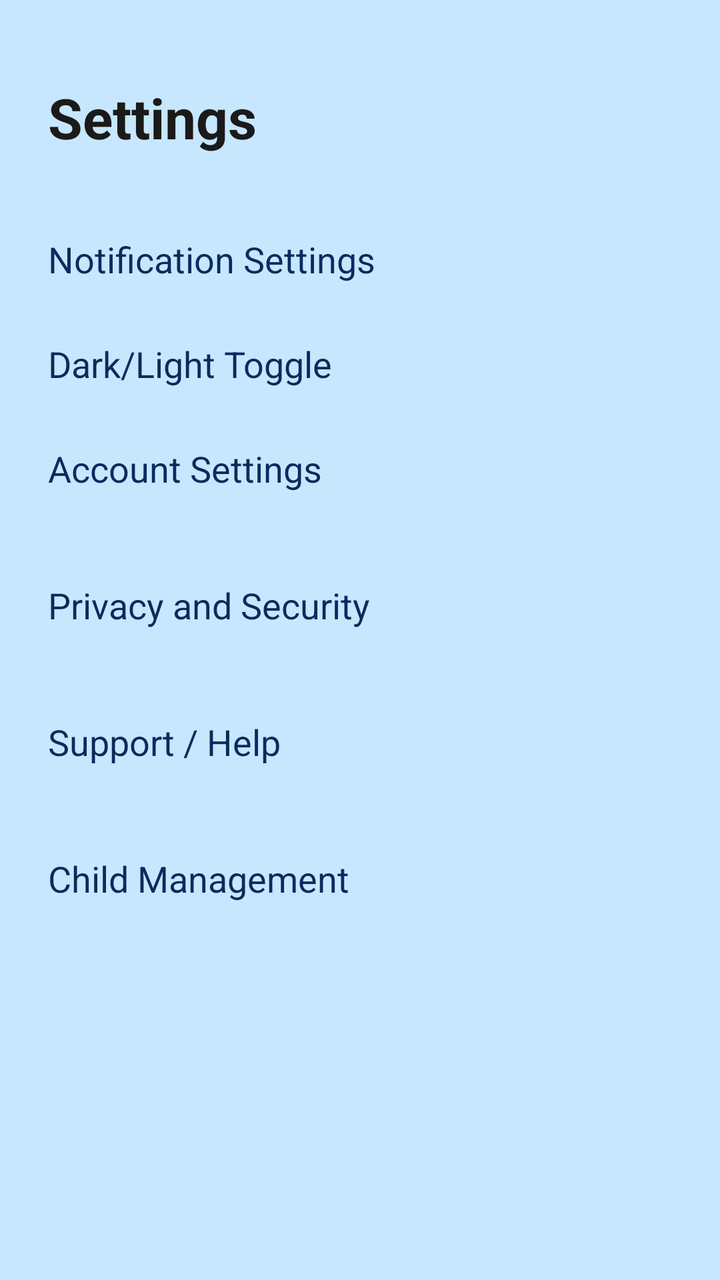
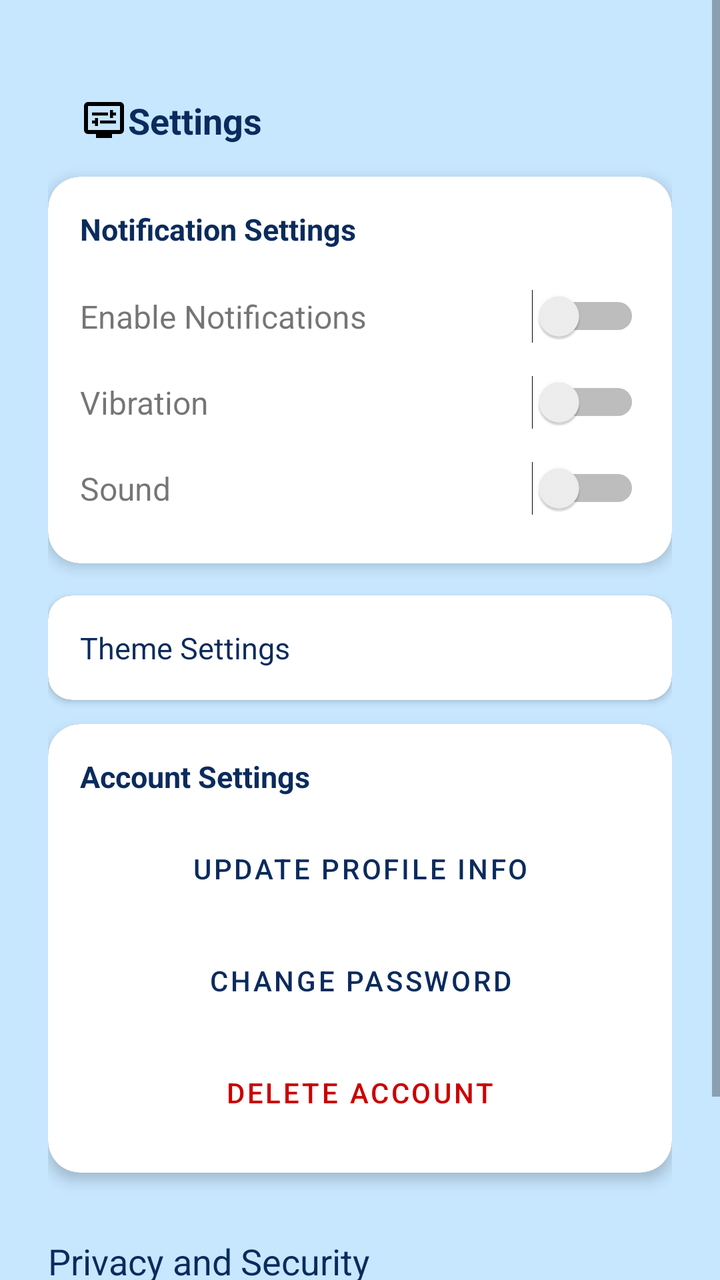

Screens rendered from an Android XML layout before and after an edit, with the pre-edit source and the edit as a unified diff.
<!-- AndroidManifest.xml: application theme Theme.NurtureNest -->
<!-- res/layout/fragment_settings.xml -->
<androidx.constraintlayout.widget.ConstraintLayout
    xmlns:android="http://schemas.android.com/apk/res/android"
    xmlns:app="http://schemas.android.com/apk/res-auto"
    xmlns:tools="http://schemas.android.com/tools"
    android:layout_width="match_parent"
    android:layout_height="match_parent"
    android:background="?attr/colorBackground"
    tools:context=".fragments.SettingsFragment">

    
    <ScrollView
        android:id="@+id/scroll_container"
        android:layout_width="0dp"
        android:layout_height="0dp"
        android:fillViewport="true"
        app:layout_constraintTop_toTopOf="parent"
        app:layout_constraintBottom_toBottomOf="parent"
        app:layout_constraintStart_toStartOf="parent"
        app:layout_constraintEnd_toEndOf="parent">

        <androidx.constraintlayout.widget.ConstraintLayout
            android:id="@+id/main_content"
            android:layout_width="match_parent"
            android:layout_height="wrap_content"
            android:paddingBottom="24dp">

            
            <TextView
                android:id="@+id/tvSettingsTitle"
                android:layout_width="wrap_content"
                android:layout_height="wrap_content"
                android:text="Settings"
                android:textSize="28sp"
                android:textStyle="bold"
                android:textColor="?attr/colorOnBackground"
                android:layout_marginTop="40dp"
                android:layout_marginStart="24dp"
                app:layout_constraintTop_toTopOf="parent"
                app:layout_constraintStart_toStartOf="parent"/>

            
            <TextView
                android:id="@+id/tvNotificationSettings"
                android:layout_width="0dp"
                android:layout_height="wrap_content"
                android:text="Notification Settings"
                android:textSize="18sp"
                android:textColor="?attr/colorPrimary"
                android:clickable="true"
                android:focusable="true"
                android:paddingVertical="16dp"
                android:background="?attr/selectableItemBackground"
                android:layout_marginStart="24dp"
                android:layout_marginEnd="24dp"
                android:layout_marginTop="24dp"
                app:layout_constraintTop_toBottomOf="@id/tvSettingsTitle"
                app:layout_constraintStart_toStartOf="parent"
                app:layout_constraintEnd_toEndOf="parent"/>

            
            <TextView
                android:id="@+id/tvThemeSettings"
                android:layout_width="wrap_content"
                android:layout_height="wrap_content"
                android:text="Dark/Light Toggle"
                android:textSize="18sp"
                android:textColor="?attr/colorPrimary"
                android:layout_marginStart="24dp"
                android:layout_marginTop="12dp"
                app:layout_constraintTop_toBottomOf="@id/tvNotificationSettings"
                app:layout_constraintStart_toStartOf="parent"/>

            
            <TextView
                android:id="@+id/tvAccountSettings"
                android:layout_width="0dp"
                android:layout_height="wrap_content"
                android:text="Account Settings"
                android:textSize="18sp"
                android:textColor="?attr/colorPrimary"
                android:clickable="true"
                android:focusable="true"
                android:paddingVertical="16dp"
                android:background="?attr/selectableItemBackground"
                android:layout_marginStart="24dp"
                android:layout_marginEnd="24dp"
                android:layout_marginTop="12dp"
                app:layout_constraintTop_toBottomOf="@id/tvThemeSettings"
                app:layout_constraintStart_toStartOf="parent"
                app:layout_constraintEnd_toEndOf="parent"/>

            
            <TextView
                android:id="@+id/tvPrivacySecurity"
                android:layout_width="0dp"
                android:layout_height="wrap_content"
                android:text="Privacy and Security"
                android:textSize="18sp"
                android:textColor="?attr/colorPrimary"
                android:clickable="true"
                android:focusable="true"
                android:paddingVertical="16dp"
                android:background="?attr/selectableItemBackground"
                android:layout_marginStart="24dp"
                android:layout_marginEnd="24dp"
                android:layout_marginTop="12dp"
                app:layout_constraintTop_toBottomOf="@id/tvAccountSettings"
                app:layout_constraintStart_toStartOf="parent"
                app:layout_constraintEnd_toEndOf="parent"/>

            
            <TextView
                android:id="@+id/tvSupportHelp"
                android:layout_width="0dp"
                android:layout_height="wrap_content"
                android:text="Support / Help"
                android:textSize="18sp"
                android:textColor="?attr/colorPrimary"
                android:clickable="true"
                android:focusable="true"
                android:paddingVertical="16dp"
                android:background="?attr/selectableItemBackground"
                android:layout_marginStart="24dp"
                android:layout_marginEnd="24dp"
                android:layout_marginTop="12dp"
                app:layout_constraintTop_toBottomOf="@id/tvPrivacySecurity"
                app:layout_constraintStart_toStartOf="parent"
                app:layout_constraintEnd_toEndOf="parent"/>

            
            <TextView
                android:id="@+id/tvChildManagement"
                android:layout_width="0dp"
                android:layout_height="wrap_content"
                android:text="Child Management"
                android:textSize="18sp"
                android:textColor="?attr/colorPrimary"
                android:clickable="true"
                android:focusable="true"
                android:paddingVertical="16dp"
                android:background="?attr/selectableItemBackground"
                android:layout_marginStart="24dp"
                android:layout_marginEnd="24dp"
                android:layout_marginTop="12dp"
                app:layout_constraintTop_toBottomOf="@id/tvSupportHelp"
                app:layout_constraintStart_toStartOf="parent"
                app:layout_constraintEnd_toEndOf="parent"/>

        </androidx.constraintlayout.widget.ConstraintLayout>

    </ScrollView>

</androidx.constraintlayout.widget.ConstraintLayout>
<!-- resources referenced by this layout -->
<resources>
  <style name="Theme.NurtureNest" parent="Theme.MaterialComponents.DayNight.NoActionBar">
          <item name="colorPrimary">#0A2B5D</item>
          <item name="colorOnPrimary">#FFFFFF</item>
          <item name="colorSurface">#000000</item>
          <item name="colorOnSurface">#FFFFFF</item>
          <item name="colorBackground">#C7E7FF</item>
          <item name="colorOnBackground">#1A1A1A</item>
          <item name="android:windowBackground">#C7E7FF</item>
      </style>
</resources>

<!-- the commit's change to res/layout/fragment_settings.xml (unified diff, before → after) -->
@@ -18,81 +18,201 @@
         app:layout_constraintStart_toStartOf="parent"
         app:layout_constraintEnd_toEndOf="parent">
 
-        <androidx.constraintlayout.widget.ConstraintLayout
+        <LinearLayout
             android:id="@+id/main_content"
             android:layout_width="match_parent"
             android:layout_height="wrap_content"
-            android:paddingBottom="24dp">
-
-            
-            <TextView
-                android:id="@+id/tvSettingsTitle"
-                android:layout_width="wrap_content"
-                android:layout_height="wrap_content"
-                android:text="Settings"
-                android:textSize="28sp"
-                android:textStyle="bold"
-                android:textColor="?attr/colorOnBackground"
-                android:layout_marginTop="40dp"
-                android:layout_marginStart="24dp"
-                app:layout_constraintTop_toTopOf="parent"
-                app:layout_constraintStart_toStartOf="parent"/>
-
-            
-            <TextView
-                android:id="@+id/tvNotificationSettings"
-                android:layout_width="0dp"
-                android:layout_height="wrap_content"
-                android:text="Notification Settings"
-                android:textSize="18sp"
-                android:textColor="?attr/colorPrimary"
-                android:clickable="true"
-                android:focusable="true"
-                android:paddingVertical="16dp"
-                android:background="?attr/selectableItemBackground"
-                android:layout_marginStart="24dp"
-                android:layout_marginEnd="24dp"
-                android:layout_marginTop="24dp"
-                app:layout_constraintTop_toBottomOf="@id/tvSettingsTitle"
-                app:layout_constraintStart_toStartOf="parent"
-                app:layout_constraintEnd_toEndOf="parent"/>
+            android:orientation="vertical"
+            android:paddingHorizontal="24dp"
+            android:paddingVertical="32dp">
 
             
             <TextView
                 android:id="@+id/tvThemeSettings"
-                android:layout_width="wrap_content"
-                android:layout_height="wrap_content"
-                android:text="Dark/Light Toggle"
+                android:layout_width="325dp"
+                android:layout_height="wrap_content"
+                android:drawableStart="@drawable/ic_settings"
+                android:padding="16dp"
+                android:text="Settings"
+                android:textColor="?attr/colorPrimary"
                 android:textSize="18sp"
-                android:textColor="?attr/colorPrimary"
-                android:layout_marginStart="24dp"
-                android:layout_marginTop="12dp"
-                app:layout_constraintTop_toBottomOf="@id/tvNotificationSettings"
-                app:layout_constraintStart_toStartOf="parent"/>
-
-            
-            <TextView
-                android:id="@+id/tvAccountSettings"
-                android:layout_width="0dp"
-                android:layout_height="wrap_content"
-                android:text="Account Settings"
-                android:textSize="18sp"
-                android:textColor="?attr/colorPrimary"
+                android:textStyle="bold" />
+
+            
+            <com.google.android.material.card.MaterialCardView
+                android:id="@+id/cardNotificationSettings"
+                android:layout_width="match_parent"
+                android:layout_height="wrap_content"
+                android:layout_marginBottom="16dp"
+                app:cardCornerRadius="16dp"
+                app:cardElevation="4dp">
+
+                <LinearLayout
+                    android:layout_width="match_parent"
+                    android:layout_height="wrap_content"
+                    android:orientation="vertical"
+                    android:background="@color/cardview_light_background"
+                    android:padding="16dp">
+
+                    <TextView
+                        android:layout_width="wrap_content"
+                        android:layout_height="wrap_content"
+                        android:layout_marginBottom="12dp"
+                        android:text="Notification Settings"
+                        android:textColor="?attr/colorPrimary"
+                        android:textSize="15sp"
+                        android:textStyle="bold" />
+
+                    
+                    <LinearLayout
+                        android:layout_width="match_parent"
+                        android:layout_height="wrap_content"
+                        android:orientation="horizontal"
+                        android:gravity="center_vertical"
+                        android:paddingVertical="8dp">
+                        <TextView
+                            android:layout_width="0dp"
+                            android:layout_height="wrap_content"
+                            android:layout_weight="1"
+                            android:text="Enable Notifications"
+                            android:textSize="16sp"/>
+                        <Switch
+                            android:id="@+id/switchNotifications"
+                            android:layout_width="wrap_content"
+                            android:layout_height="wrap_content" />
+                    </LinearLayout>
+
+                    
+                    <LinearLayout
+                        android:layout_width="match_parent"
+                        android:layout_height="wrap_content"
+                        android:orientation="horizontal"
+                        android:gravity="center_vertical"
+                        android:paddingVertical="8dp">
+                        <TextView
+                            android:layout_width="0dp"
+                            android:layout_height="wrap_content"
+                            android:layout_weight="1"
+                            android:text="Vibration"
+                            android:textSize="16sp"/>
+                        <Switch
+                            android:id="@+id/switchVibration"
+                            android:layout_width="wrap_content"
+                            android:layout_height="wrap_content" />
+                    </LinearLayout>
+
+                    
+                    <LinearLayout
+                        android:layout_width="match_parent"
+                        android:layout_height="wrap_content"
+                        android:orientation="horizontal"
+                        android:gravity="center_vertical"
+                        android:paddingVertical="8dp">
+                        <TextView
+                            android:layout_width="0dp"
+                            android:layout_height="wrap_content"
+                            android:layout_weight="1"
+                            android:text="Sound"
+                            android:textSize="16sp"/>
+                        <Switch
+                            android:id="@+id/switchSound"
+                            android:layout_width="wrap_content"
+                            android:layout_height="wrap_content" />
+                    </LinearLayout>
+                </LinearLayout>
+            </com.google.android.material.card.MaterialCardView>
+
+            
+            <com.google.android.material.card.MaterialCardView
+                android:id="@+id/cardThemeSettings"
+                android:layout_width="match_parent"
+                android:layout_height="wrap_content"
+                android:layout_marginBottom="12dp"
+                app:cardElevation="2dp"
+                app:cardCornerRadius="12dp"
                 android:clickable="true"
-                android:focusable="true"
-                android:paddingVertical="16dp"
-                android:background="?attr/selectableItemBackground"
-                android:layout_marginStart="24dp"
-                android:layout_marginEnd="24dp"
-                android:layout_marginTop="12dp"
-                app:layout_constraintTop_toBottomOf="@id/tvThemeSettings"
-                app:layout_constraintStart_toStartOf="parent"
-                app:layout_constraintEnd_toEndOf="parent"/>
+                android:focusable="true">
+
+                <LinearLayout
+                    android:layout_width="match_parent"
+                    android:layout_height="wrap_content"
+                    android:background="@color/cardview_light_background"
+                    android:gravity="center_vertical"
+                    android:orientation="horizontal"
+                    android:padding="16dp">
+
+
+
+                    <TextView
+                        android:id="@+id/tvColourThemeSettings"
+                        android:layout_width="wrap_content"
+                        android:layout_height="wrap_content"
+                        android:text="Theme Settings"
+                        android:textColor="?attr/colorPrimary"
+                        android:textSize="15sp" />
+
+
+
+
+
+                </LinearLayout>
+            </com.google.android.material.card.MaterialCardView>
+
+            
+            <com.google.android.material.card.MaterialCardView
+                android:id="@+id/cardAccountSettings"
+                android:layout_width="match_parent"
+                android:layout_height="wrap_content"
+                android:layout_marginBottom="16dp"
+                app:cardCornerRadius="16dp"
+                app:cardElevation="4dp">
+
+                <LinearLayout
+                    android:layout_width="match_parent"
+                    android:layout_height="wrap_content"
+                    android:orientation="vertical"
+                    android:background="@color/cardview_light_background"
+                    android:padding="16dp">
+
+                    <TextView
+                        android:layout_width="wrap_content"
+                        android:layout_height="wrap_content"
+                        android:layout_marginBottom="12dp"
+                        android:text="Account Settings"
+                        android:textColor="?attr/colorPrimary"
+                        android:textSize="15sp"
+                        android:textStyle="bold" />
+
+                    <Button
+                        android:id="@+id/btnUpdateProfile"
+                        android:layout_width="match_parent"
+                        android:layout_height="wrap_content"
+                        android:text="Update Profile Info"
+                        style="?attr/materialButtonOutlinedStyle"/>
+
+                    <Button
+                        android:id="@+id/btnChangePassword"
+                        android:layout_width="match_parent"
+                        android:layout_height="wrap_content"
+                        android:text="Change Password"
+                        android:layout_marginTop="8dp"
+                        style="?attr/materialButtonOutlinedStyle"/>
+
+                    <Button
+                        android:id="@+id/btnDeleteAccount"
+                        android:layout_width="match_parent"
+                        android:layout_height="wrap_content"
+                        android:text="Delete Account"
+                        android:layout_marginTop="8dp"
+                        android:textColor="@android:color/holo_red_dark"
+                        style="?attr/materialButtonOutlinedStyle"/>
+                </LinearLayout>
+            </com.google.android.material.card.MaterialCardView>
 
             
             <TextView
                 android:id="@+id/tvPrivacySecurity"
-                android:layout_width="0dp"
+                android:layout_width="match_parent"
                 android:layout_height="wrap_content"
                 android:text="Privacy and Security"
                 android:textSize="18sp"
@@ -100,18 +220,11 @@
                 android:clickable="true"
                 android:focusable="true"
                 android:paddingVertical="16dp"
-                android:background="?attr/selectableItemBackground"
-                android:layout_marginStart="24dp"
-                android:layout_marginEnd="24dp"
-                android:layout_marginTop="12dp"
-                app:layout_constraintTop_toBottomOf="@id/tvAccountSettings"
-                app:layout_constraintStart_toStartOf="parent"
-                app:layout_constraintEnd_toEndOf="parent"/>
-
-            
+                android:background="?attr/selectableItemBackground"/>
+
             <TextView
                 android:id="@+id/tvSupportHelp"
-                android:layout_width="0dp"
+                android:layout_width="match_parent"
                 android:layout_height="wrap_content"
                 android:text="Support / Help"
                 android:textSize="18sp"
@@ -119,35 +232,9 @@
                 android:clickable="true"
                 android:focusable="true"
                 android:paddingVertical="16dp"
-                android:background="?attr/selectableItemBackground"
-                android:layout_marginStart="24dp"
-                android:layout_marginEnd="24dp"
-                android:layout_marginTop="12dp"
-                app:layout_constraintTop_toBottomOf="@id/tvPrivacySecurity"
-                app:layout_constraintStart_toStartOf="parent"
-                app:layout_constraintEnd_toEndOf="parent"/>
-
-            
-            <TextView
-                android:id="@+id/tvChildManagement"
-                android:layout_width="0dp"
-                android:layout_height="wrap_content"
-                android:text="Child Management"
-                android:textSize="18sp"
-                android:textColor="?attr/colorPrimary"
-                android:clickable="true"
-                android:focusable="true"
-                android:paddingVertical="16dp"
-                android:background="?attr/selectableItemBackground"
-                android:layout_marginStart="24dp"
-                android:layout_marginEnd="24dp"
-                android:layout_marginTop="12dp"
-                app:layout_constraintTop_toBottomOf="@id/tvSupportHelp"
-                app:layout_constraintStart_toStartOf="parent"
-                app:layout_constraintEnd_toEndOf="parent"/>
-
-        </androidx.constraintlayout.widget.ConstraintLayout>
-
+                android:background="?attr/selectableItemBackground"/>
+
+        </LinearLayout>
     </ScrollView>
 
 </androidx.constraintlayout.widget.ConstraintLayout>
<!-- resource entries referenced after the edit -->
@@ -1,5 +1,11 @@
 <!-- resources referenced by this layout -->
 <resources>
+  <!-- drawable ic_settings (drawable) -->
+  <vector xmlns:android="http://schemas.android.com/apk/res/android" android:height="24dp" android:tint="#000000" android:viewportHeight="960" android:viewportWidth="960" android:width="24dp">
+        
+      <path android:fillColor="@android:color/white" android:pathData="M300,600L360,600L360,440L300,440L300,490L240,490L240,550L300,550L300,600ZM400,550L720,550L720,490L400,490L400,550ZM600,440L660,440L660,390L720,390L720,330L660,330L660,280L600,280L600,440ZM240,390L560,390L560,330L240,330L240,390ZM320,840L320,760L160,760Q127,760 103.5,736.5Q80,713 80,680L80,200Q80,167 103.5,143.5Q127,120 160,120L800,120Q833,120 856.5,143.5Q880,167 880,200L880,680Q880,713 856.5,736.5Q833,760 800,760L640,760L640,840L320,840ZM160,680L800,680Q800,680 800,680Q800,680 800,680L800,200Q800,200 800,200Q800,200 800,200L160,200Q160,200 160,200Q160,200 160,200L160,680Q160,680 160,680Q160,680 160,680ZM160,680Q160,680 160,680Q160,680 160,680L160,200Q160,200 160,200Q160,200 160,200L160,200Q160,200 160,200Q160,200 160,200L160,680Q160,680 160,680Q160,680 160,680Z"/>
+      
+  </vector>
   <style name="Theme.NurtureNest" parent="Theme.MaterialComponents.DayNight.NoActionBar">
           <item name="colorPrimary">#0A2B5D</item>
           <item name="colorOnPrimary">#FFFFFF</item>
